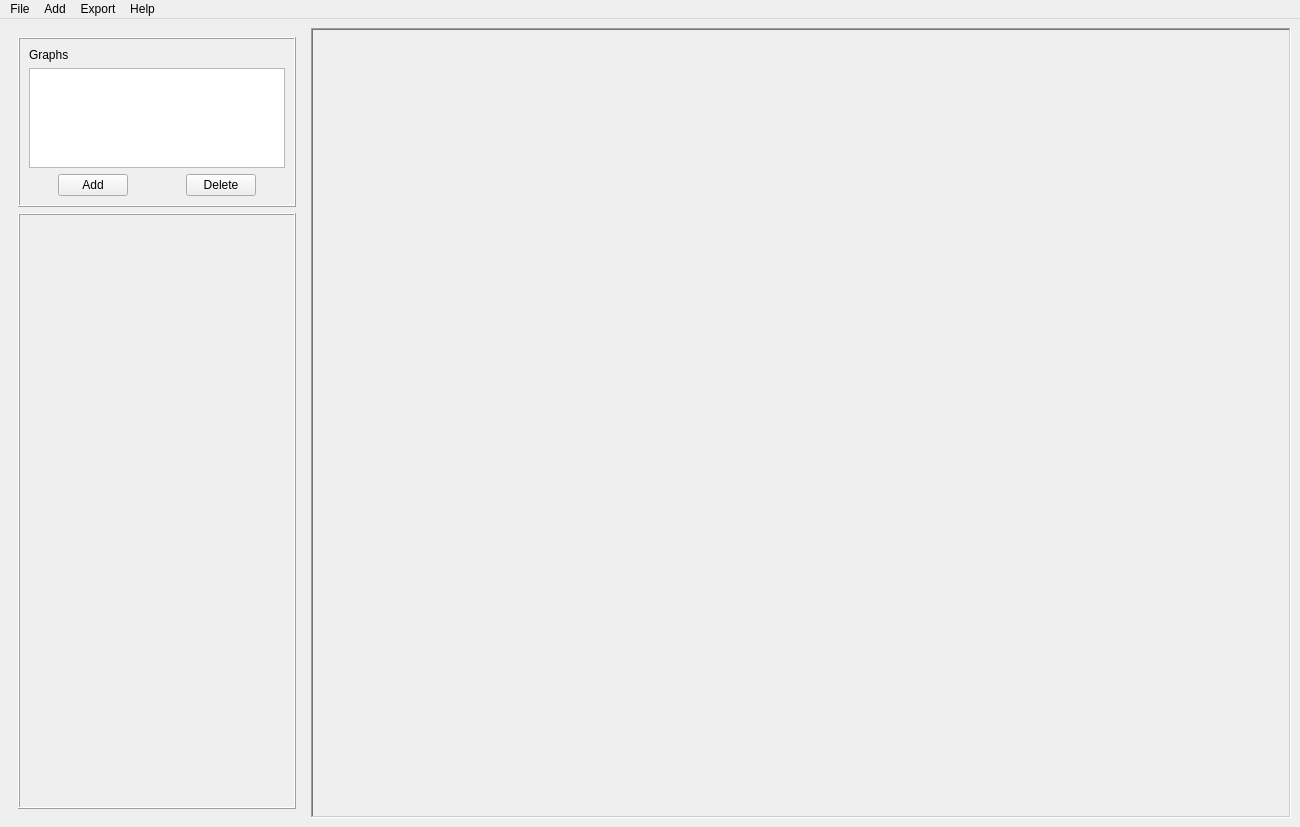
This is plot_tool/designer/window/window_ui.ui in grupo-tc-volcan/plot-tool as Qt 5 draws it before an edit. The edited form follows.
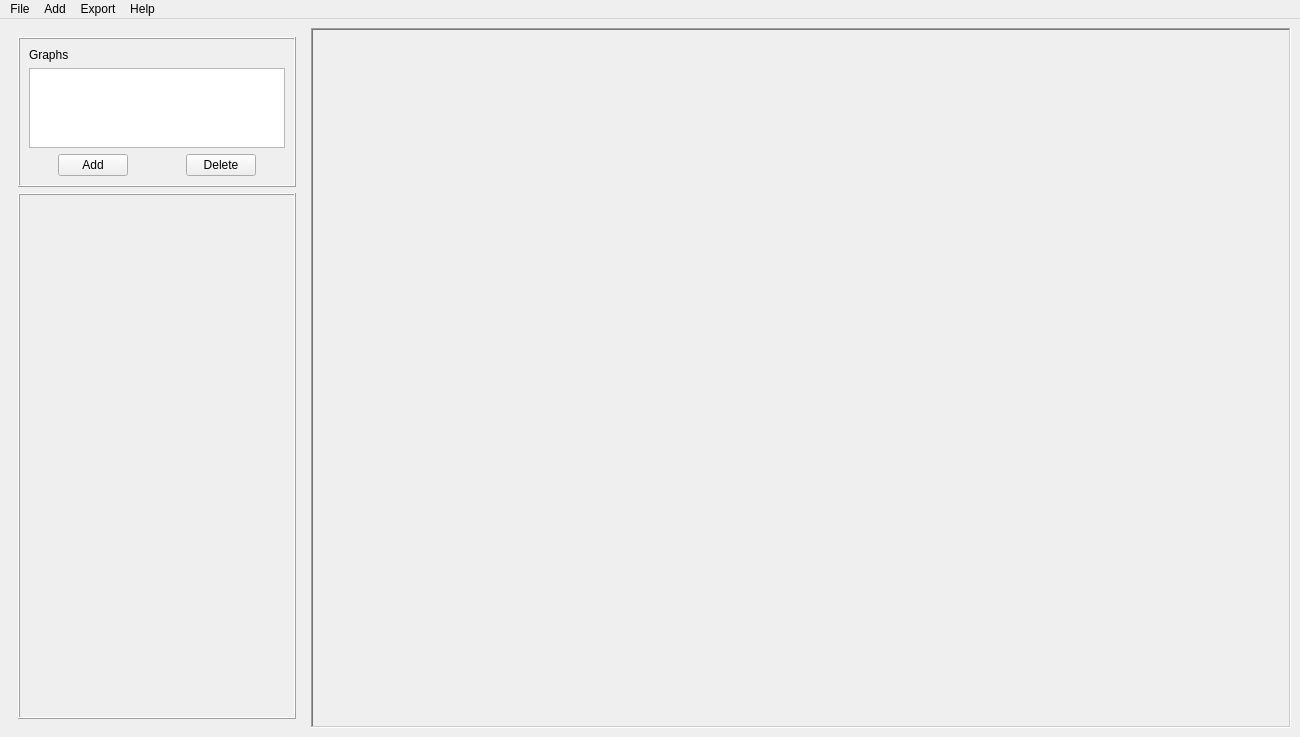
This is the edited form. Custom widgets are drawn as their Qt base class.

```diff
--- a/plot_tool/designer/window/window_ui.ui
+++ b/plot_tool/designer/window/window_ui.ui
@@ -7,7 +7,7 @@
     <x>0</x>
     <y>0</y>
     <width>1300</width>
-    <height>827</height>
+    <height>737</height>
    </rect>
   </property>
   <property name="sizePolicy">
@@ -78,13 +78,13 @@
             <property name="minimumSize">
              <size>
               <width>0</width>
-              <height>100</height>
+              <height>80</height>
              </size>
             </property>
             <property name="maximumSize">
              <size>
               <width>16777215</width>
-              <height>100</height>
+              <height>80</height>
              </size>
             </property>
            </widget>
```
